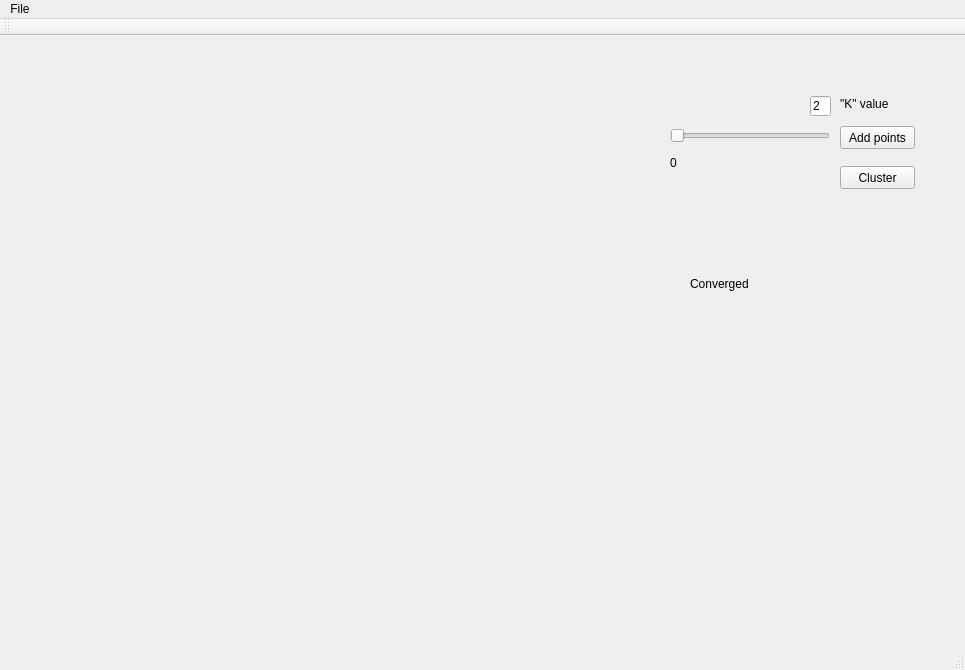
First picture: the form in mainwindow.ui, repository gclaret/kmeans-cw, before the edit.
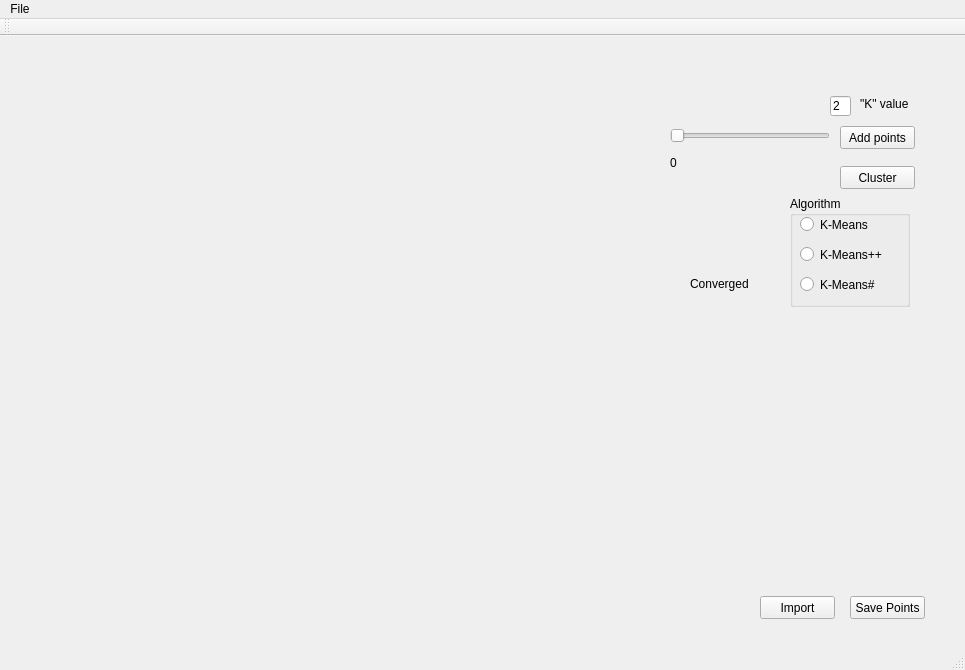
Second picture: the form after the edit.

Commit message: Adding pretty well everything.  K-means is working, k-means++ variant and k-means# variant also implemented.  No CGAL, since it was proving to be a pain...

```diff
--- a/mainwindow.ui
+++ b/mainwindow.ui
@@ -51,7 +51,7 @@
     </property>
     <layout class="QGridLayout" name="gridLayout"/>
    </widget>
-   <widget class="QPushButton" name="kmeans_button">
+   <widget class="QPushButton" name="kmeans_pushbutton">
     <property name="geometry">
      <rect>
       <x>840</x>
@@ -93,7 +93,7 @@
    <widget class="QLineEdit" name="k_value_input">
     <property name="geometry">
      <rect>
-      <x>810</x>
+      <x>830</x>
       <y>60</y>
       <width>21</width>
       <height>20</height>
@@ -106,7 +106,7 @@
    <widget class="QLabel" name="label">
     <property name="geometry">
      <rect>
-      <x>840</x>
+      <x>860</x>
       <y>60</y>
       <width>51</width>
       <height>16</height>
@@ -116,6 +116,84 @@
      <string>&quot;K&quot; value</string>
     </property>
    </widget>
+   <widget class="QPushButton" name="import_button">
+    <property name="geometry">
+     <rect>
+      <x>760</x>
+      <y>560</y>
+      <width>75</width>
+      <height>23</height>
+     </rect>
+    </property>
+    <property name="text">
+     <string>Import</string>
+    </property>
+   </widget>
+   <widget class="QPushButton" name="save_points_button">
+    <property name="geometry">
+     <rect>
+      <x>850</x>
+      <y>560</y>
+      <width>75</width>
+      <height>23</height>
+     </rect>
+    </property>
+    <property name="text">
+     <string>Save Points</string>
+    </property>
+   </widget>
+   <widget class="QGroupBox" name="algorithm_group">
+    <property name="geometry">
+     <rect>
+      <x>790</x>
+      <y>160</y>
+      <width>120</width>
+      <height>111</height>
+     </rect>
+    </property>
+    <property name="title">
+     <string>Algorithm</string>
+    </property>
+    <widget class="QRadioButton" name="kmeans_button">
+     <property name="geometry">
+      <rect>
+       <x>10</x>
+       <y>20</y>
+       <width>82</width>
+       <height>17</height>
+      </rect>
+     </property>
+     <property name="text">
+      <string>K-Means</string>
+     </property>
+    </widget>
+    <widget class="QRadioButton" name="kmeans_plusplus_button">
+     <property name="geometry">
+      <rect>
+       <x>10</x>
+       <y>50</y>
+       <width>82</width>
+       <height>17</height>
+      </rect>
+     </property>
+     <property name="text">
+      <string>K-Means++</string>
+     </property>
+    </widget>
+    <widget class="QRadioButton" name="kmeans_sharp_button">
+     <property name="geometry">
+      <rect>
+       <x>10</x>
+       <y>80</y>
+       <width>82</width>
+       <height>17</height>
+      </rect>
+     </property>
+     <property name="text">
+      <string>K-Means#</string>
+     </property>
+    </widget>
+   </widget>
   </widget>
   <widget class="QMenuBar" name="menuBar">
    <property name="geometry">
```
Left out of the diff: 47 changed lines with no effect on the pictures. The commit also changes 12 other files.
